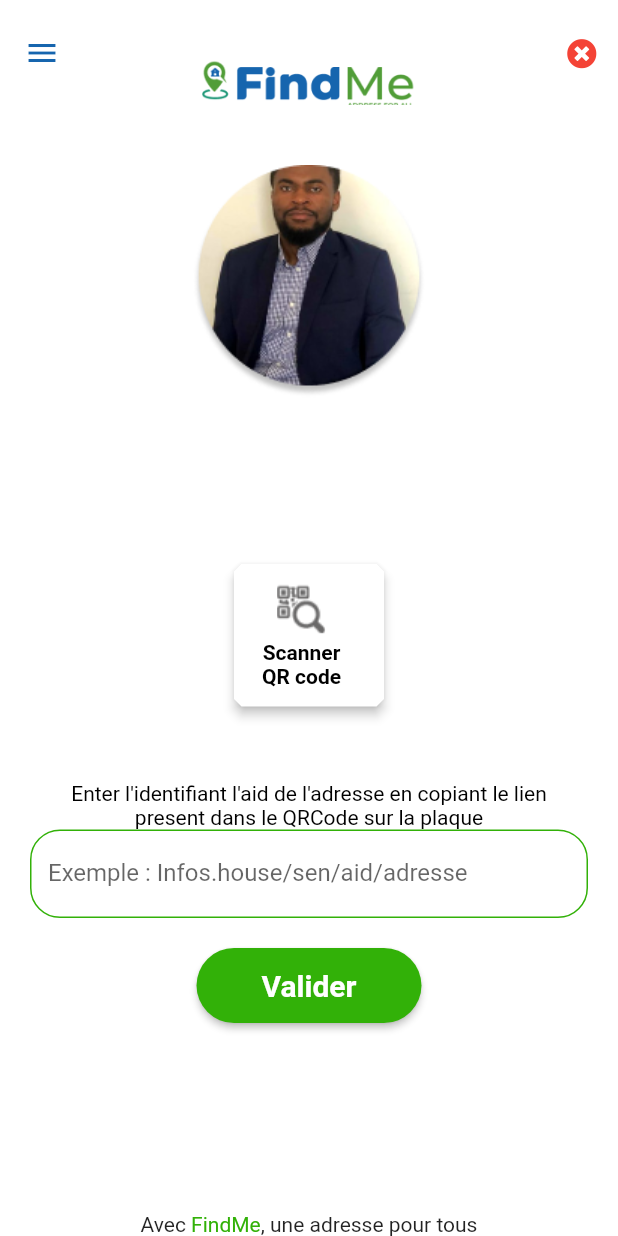
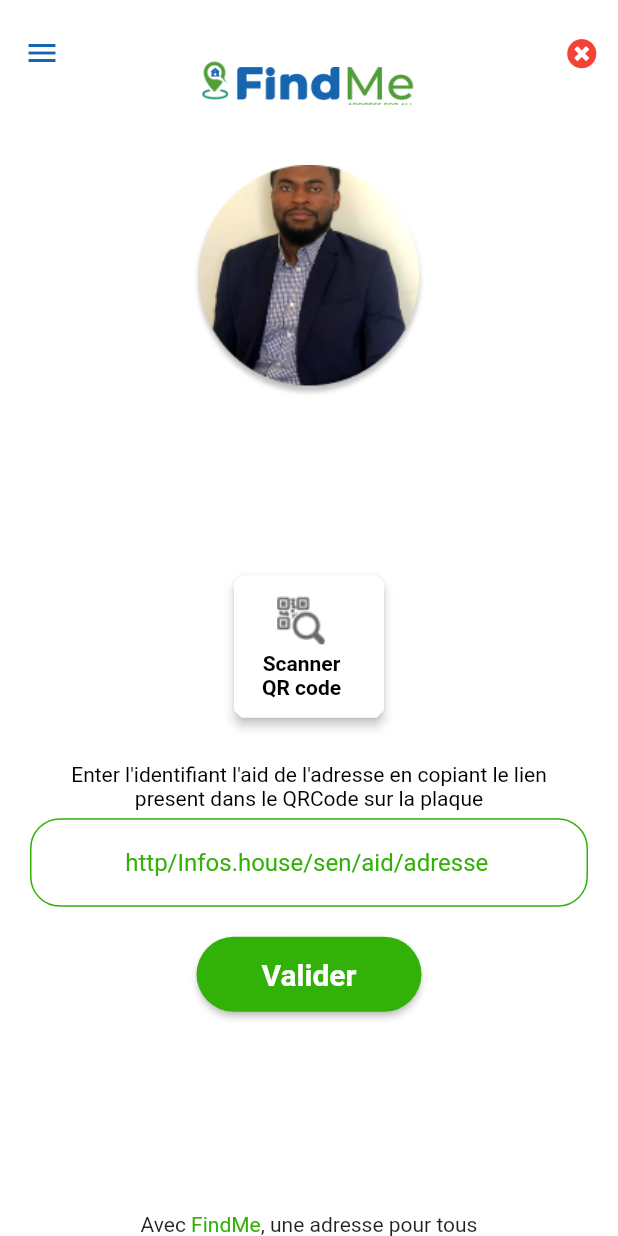
Before and after one commit to thiamzi/findmehouse_test, a Flutter app: the GetLinkPage screen opened by its route, after a tap on "Retour", on a phone screen of 412 x 824 dp. Run offline on Flutter 3.47's test engine with Material 2 defaults, Android fonts, the light colour scheme and no system bars; our stand-ins replace font_awesome_flutter, sqflite; missing offline and left inert: clipboard; accounts and stored records are empty.

Commit message:
edit home page

```diff
--- a/lib/page/connexion.dart
+++ b/lib/page/connexion.dart
@@ -65,10 +65,9 @@ class ConnexionFormState extends State<ConnexionForm> {
   Widget build(BuildContext context) {
     return Form(
       key: _formKey,
-      child: ListView(
+      child: SingleChildScrollView(
         padding: EdgeInsets.fromLTRB(30, 100, 30, 30),
-        children: [
-          Column(
+        child: Column(
           crossAxisAlignment: CrossAxisAlignment.center,
           children: [
             Container(
@@ -155,7 +154,6 @@ class ConnexionFormState extends State<ConnexionForm> {
             )
           ],
         ),
-        ],
       ),
     );
   }
--- a/lib/page/getLinkPage.dart
+++ b/lib/page/getLinkPage.dart
@@ -72,10 +72,7 @@ class _GetLinkPageState extends State<GetLinkPage> {
           Outils.button(
             "Retour",
             () => {
-              Navigator.pushNamed(
-                context,
-                "/home",
-              ),
+              Navigator.pushNamed(context, "/home", arguments: link),
             },
           )
         ]),
--- a/lib/page/home.dart
+++ b/lib/page/home.dart
@@ -61,7 +61,7 @@ class _HomeState extends State<Home> {
                       },
                     ),
                     Padding(
-                      padding: EdgeInsets.fromLTRB(30, 30, 30, 0),
+                      padding: EdgeInsets.fromLTRB(30, 10, 30, 5),
                       child: Text(
                           "Enter l'identifiant l'aid de l'adresse en copiant le lien present dans le QRCode sur la plaque",
                           textAlign: TextAlign.center,
@@ -100,7 +100,7 @@ class ClassForm extends StatefulWidget {
 
 class ClassFormState extends State<ClassForm> {
   final _formKey = GlobalKey<FormState>();
-  final link = TextEditingController();
+  final linkControl = TextEditingController();
 
   @override
   void initState() {
@@ -109,6 +109,13 @@ class ClassFormState extends State<ClassForm> {
 
   @override
   Widget build(BuildContext context) {
+    if (ModalRoute.of(context)!.settings.arguments != null) {
+      setState(() {
+        linkControl.text =
+            ModalRoute.of(context)!.settings.arguments.toString();
+      });
+    }
+
     return Form(
       key: _formKey,
       child: Column(
@@ -116,14 +123,15 @@ class ClassFormState extends State<ClassForm> {
           Padding(
             padding: EdgeInsets.fromLTRB(20, 0, 20, 0),
             child: TextFormField(
-              controller: link,
+              controller: linkControl,
               validator: (String? value) {
                 if (value == '' || value == null) {
-                  return "Veuillez renseigner le lien";
+                  return "Veuillez d'abord copier le lien sur la plaque";
                 }
                 return null;
               },
               textAlign: TextAlign.center,
+              readOnly: true,
               decoration: InputDecoration(
                 floatingLabelBehavior: FloatingLabelBehavior.never,
                 labelText: 'Exemple : Infos.house/sen/aid/adresse',
@@ -156,6 +164,7 @@ class ClassFormState extends State<ClassForm> {
               () => {
                 if (_formKey.currentState!.validate())
                   {
+                    linkControl.clear(),
                     Navigator.pushNamed(
                       context,
                       "/adressPage",
```
Lines whose indentation alone changed are shown as unchanged.
